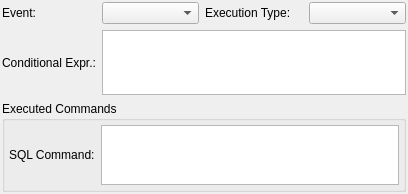
First picture: the form in libpgmodeler_ui/ui/rulewidget.ui, repository pgmodeler/pgmodeler, before the edit.
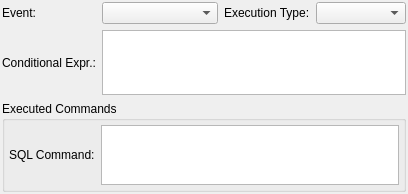
Second picture: the form after the edit.

Diff of the .ui file:
```diff
--- a/libpgmodeler_ui/ui/rulewidget.ui
+++ b/libpgmodeler_ui/ui/rulewidget.ui
@@ -50,7 +50,7 @@
      <item>
       <widget class="QComboBox" name="event_cmb">
        <property name="sizePolicy">
-        <sizepolicy hsizetype="Preferred" vsizetype="Fixed">
+        <sizepolicy hsizetype="Expanding" vsizetype="Fixed">
          <horstretch>0</horstretch>
          <verstretch>0</verstretch>
         </sizepolicy>
@@ -75,7 +75,7 @@
      <item>
       <widget class="QLabel" name="exec_type_lbl">
        <property name="sizePolicy">
-        <sizepolicy hsizetype="Preferred" vsizetype="Fixed">
+        <sizepolicy hsizetype="Fixed" vsizetype="Fixed">
          <horstretch>0</horstretch>
          <verstretch>0</verstretch>
         </sizepolicy>
```
